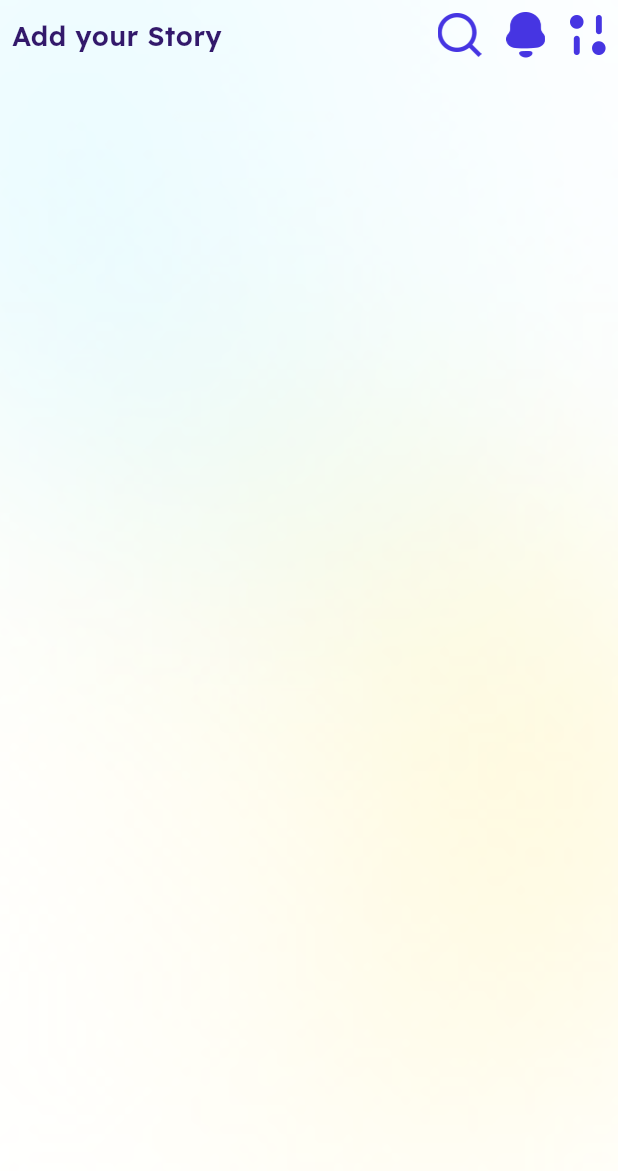
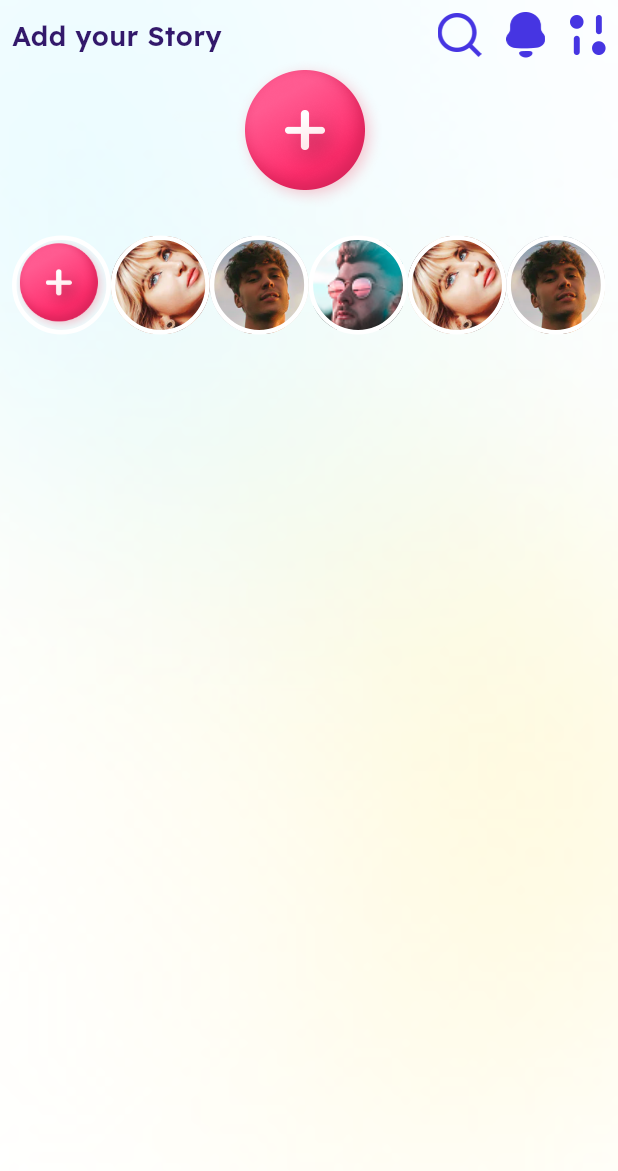
Before and after one commit to Faisal-957/datingapp, a Flutter app: the screen it shows after launch, on a phone screen of 412 x 824 dp. Shown: the top 1171 px of the screen. Run offline on Flutter 3.47's test engine with Material 3 defaults, Android fonts, the phone set to English and light mode, and no system bars; our stand-ins replace flutter_card_swiper, flutter_screenutil, get, google_fonts, google_maps_flutter, intl_phone_field and 3 more.

Commit message:
screen update

```diff
--- /dev/null
+++ b/lib/core/custom_widget/custom_usericon.dart
@@ -0,0 +1,23 @@
+import 'package:datingapp/core/constants/colors.dart';
+import 'package:datingapp/core/constants/string.dart';
+import 'package:flutter/material.dart';
+import 'package:flutter_screenutil/flutter_screenutil.dart';
+
+class CustomUsericon extends StatelessWidget {
+  final String img;
+  const CustomUsericon({super.key, required this.img});
+
+  @override
+  Widget build(BuildContext context) {
+    return Container(
+      height: 60.h,
+      width: 60.w,
+      decoration: BoxDecoration(
+        shape: BoxShape.circle,
+
+        border: BoxBorder.all(color: whiteColor, width: 3),
+        image: DecorationImage(image: AssetImage(img)),
+      ),
+    );
+  }
+}
--- a/lib/main.dart
+++ b/lib/main.dart
@@ -1,6 +1,3 @@
-import 'package:datingapp/core/custom_widget/custom_continer.dart';
-import 'package:datingapp/ui/screens/home_Swip/home.dart';
-import 'package:datingapp/ui/screens/home_Swip/home_swip.dart';
 import 'package:datingapp/ui/screens/user_screen/user_screen.dart';
 import 'package:flutter/material.dart';
 import 'package:flutter_screenutil/flutter_screenutil.dart';
--- a/lib/ui/screens/user_screen/user_screen.dart
+++ b/lib/ui/screens/user_screen/user_screen.dart
@@ -1,15 +1,21 @@
 import 'package:datingapp/core/constants/colors.dart';
 import 'package:datingapp/core/constants/string.dart';
 import 'package:datingapp/core/constants/text_style.dart';
+import 'package:datingapp/ui/screens/user_screen/user_viewmodel.dart';
 import 'package:flutter/material.dart';
 import 'package:flutter_screenutil/flutter_screenutil.dart';
+import 'package:get/get.dart';
+import 'package:provider/provider.dart';
 
 class UserScreen extends StatelessWidget {
   const UserScreen({super.key});
 
   @override
   Widget build(BuildContext context) {
-    return Scaffold(
+    return ChangeNotifierProvider(
+      create: (context) => UserViewmodel(),
+      child: Consumer<UserViewmodel>(
+        builder: (context, value, child) => Scaffold(
           body: Container(
             width: double.infinity,
             height: double.infinity,
@@ -40,7 +46,20 @@ class UserScreen extends StatelessWidget {
                       Image.asset("$iconsAssets/Filter.png", scale: 3),
                     ],
                   ),
+                  Image.asset("$staticAssets/Addicon.png", scale: 3),
+                  SizedBox(
+                    height: 100,
+                    child: ListView.builder(
+                      scrollDirection: Axis.horizontal,
+                      itemCount: value.usericon.length,
+                      itemBuilder: (context, index) {
+                        return value.usericon[index];
+                      },
+                    ),
+                  ),
                 ],
+              ),
+            ),
           ),
         ),
       ),
--- /dev/null
+++ b/lib/ui/screens/user_screen/user_viewmodel.dart
@@ -0,0 +1,14 @@
+import 'package:datingapp/core/constants/string.dart';
+import 'package:datingapp/core/custom_widget/custom_usericon.dart';
+import 'package:flutter/material.dart';
+
+class UserViewmodel extends ChangeNotifier {
+  List<CustomUsericon> usericon = [
+    CustomUsericon(img: "$staticAssets/Addicon.png"),
+    CustomUsericon(img: "$staticAssets/image2.png"),
+    CustomUsericon(img: "$staticAssets/image3.png"),
+    CustomUsericon(img: "$staticAssets/imag1.png"),
+    CustomUsericon(img: "$staticAssets/image2.png"),
+    CustomUsericon(img: "$staticAssets/image3.png"),
+  ];
+}
```
Also changed, not shown: assets/static_assets/Addicon.png (added), assets/static_assets/imag1.png (added), assets/static_assets/image2.png (added), assets/static_assets/image3.png (added). Lines whose indentation alone changed are shown as unchanged.
